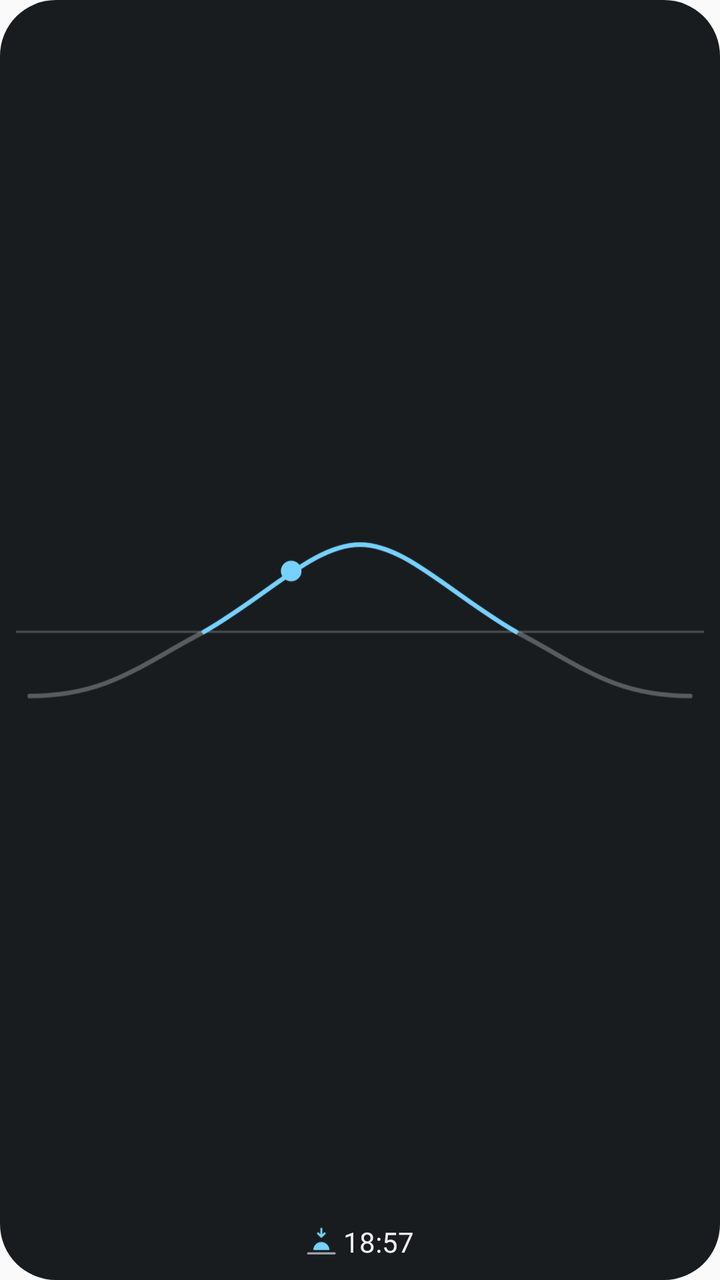
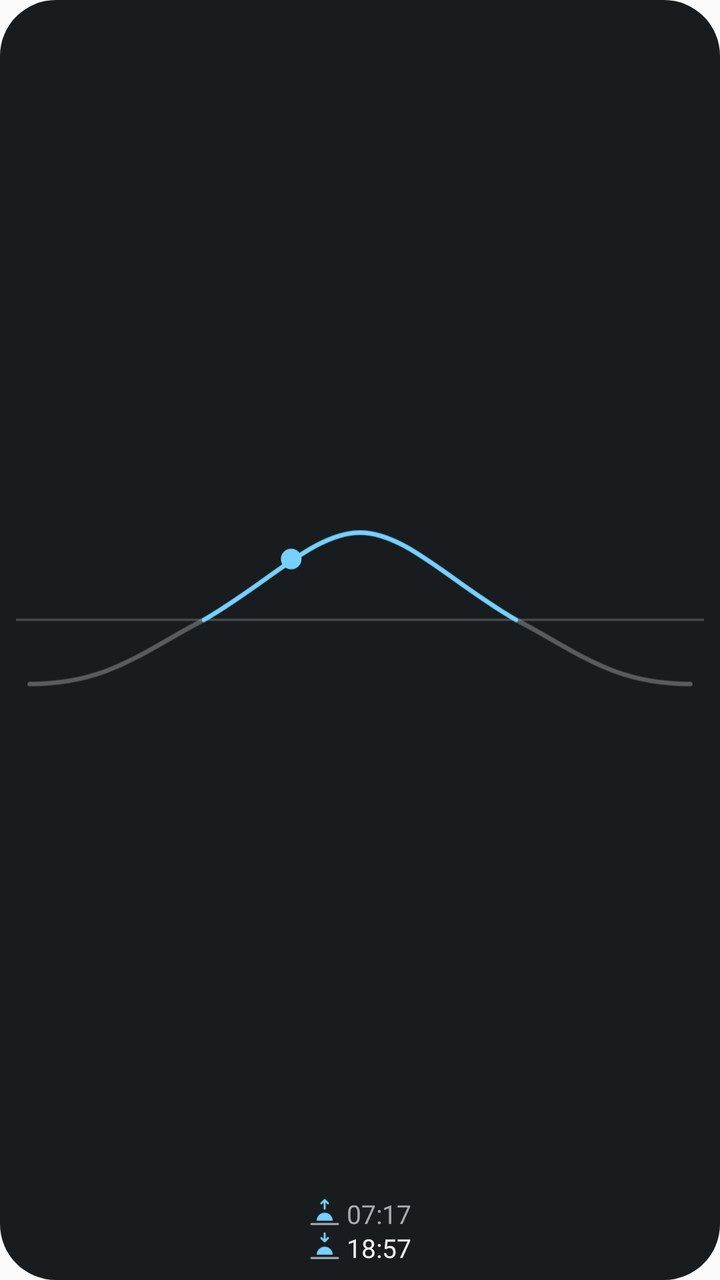

Before-and-after screenshots of an Android layout around one commit, followed by the original layout XML and the change that was made.
<!-- AndroidManifest.xml: application theme Theme.SunW -->
<!-- res/layout/widget_sun_tiny.xml -->
<?xml version="1.0" encoding="utf-8"?>
<LinearLayout xmlns:android="http://schemas.android.com/apk/res/android"
    android:id="@+id/root"
    android:layout_width="match_parent"
    android:layout_height="match_parent"
    android:background="@drawable/widget_background"
    android:gravity="center"
    android:orientation="vertical"
    android:padding="8dp">

    <ImageView
        android:id="@+id/curve"
        android:layout_width="match_parent"
        android:layout_height="0dp"
        android:layout_weight="1"
        android:contentDescription="@string/curve_description"
        android:scaleType="fitCenter"
        android:src="@drawable/curve_placeholder" />

    <TextView
        android:id="@+id/next_event"
        android:layout_width="wrap_content"
        android:layout_height="22dp"
        android:drawableStart="@drawable/ic_sunset"
        android:drawablePadding="3dp"
        android:gravity="center_vertical"
        android:maxLines="1"
        android:text="18:57"
        android:textColor="@color/widget_text"
        android:textSize="14sp" />
</LinearLayout>
<!-- resources referenced by this layout -->
<resources>
  <color name="widget_text">#F2F1EE</color>
  <!-- drawable curve_placeholder (drawable) -->
  <?xml version="1.0" encoding="utf-8"?>
  <vector xmlns:android="http://schemas.android.com/apk/res/android"
      android:width="300dp"
      android:height="80dp"
      android:viewportWidth="300"
      android:viewportHeight="80">
      <path
          android:strokeColor="@color/widget_text_secondary"
          android:strokeAlpha="0.35"
          android:strokeWidth="1"
          android:pathData="M0,46H300" />
      <path
          android:strokeColor="@color/widget_text_secondary"
          android:strokeAlpha="0.45"
          android:strokeWidth="2"
          android:strokeLineCap="round"
          android:pathData="M6,74 C40,74 55,60 82,46 M218,46 C245,60 260,74 294,74" />
      <path
          android:strokeColor="@color/widget_accent"
          android:strokeWidth="2"
          android:strokeLineCap="round"
          android:pathData="M82,46 C110,30 130,8 150,8 C170,8 190,30 218,46" />
      <path
          android:fillColor="@color/widget_accent"
          android:pathData="M120,19.5m-4.5,0a4.5,4.5 0,1 1,9 0a4.5,4.5 0,1 1,-9 0" />
  </vector>
  <!-- drawable ic_sunset (drawable) -->
  <?xml version="1.0" encoding="utf-8"?>
  <vector xmlns:android="http://schemas.android.com/apk/res/android"
      android:width="16dp"
      android:height="16dp"
      android:viewportWidth="24"
      android:viewportHeight="24">
      <path
          android:fillColor="@color/widget_accent"
          android:pathData="M6,18a6,6 0,0 1,12 0z" />
      <path
          android:strokeColor="@color/widget_text_secondary"
          android:strokeWidth="1.5"
          android:strokeLineCap="round"
          android:pathData="M2,20.5h20" />
      <path
          android:strokeColor="@color/widget_accent"
          android:strokeWidth="1.5"
          android:strokeLineCap="round"
          android:strokeLineJoin="round"
          android:pathData="M12,2V8M9.5,5.5 L12,8 14.5,5.5" />
  </vector>
  <!-- drawable widget_background (drawable) -->
  <?xml version="1.0" encoding="utf-8"?>
  <shape xmlns:android="http://schemas.android.com/apk/res/android" android:shape="rectangle">
      <corners android:radius="@dimen/widget_radius" />
      <solid android:color="@color/widget_background" />
  </shape>
  <string name="curve_description">Solar elevation over the day</string>
  <style name="Theme.SunW" parent="android:Theme.Material.Light.NoActionBar">
          <item name="android:colorAccent">#C77800</item>
      </style>
  <color name="widget_text_secondary">#A8A6A1</color>
  <color name="widget_accent">#FFB547</color>
  <dimen name="widget_radius">20dp</dimen>
  <color name="widget_background">#E6141518</color>
</resources>

<!-- the commit's change to res/layout/widget_sun_tiny.xml (unified diff, before → after) -->
@@ -17,15 +17,28 @@
         android:scaleType="fitCenter"
         android:src="@drawable/curve_placeholder" />
 
+    
     <TextView
-        android:id="@+id/next_event"
+        android:id="@+id/sunrise"
         android:layout_width="wrap_content"
-        android:layout_height="22dp"
+        android:layout_height="17dp"
+        android:drawableStart="@drawable/ic_sunrise"
+        android:drawablePadding="3dp"
+        android:gravity="center_vertical"
+        android:maxLines="1"
+        android:text="07:17"
+        android:textColor="@color/widget_text_secondary"
+        android:textSize="13sp" />
+
+    <TextView
+        android:id="@+id/sunset"
+        android:layout_width="wrap_content"
+        android:layout_height="17dp"
         android:drawableStart="@drawable/ic_sunset"
         android:drawablePadding="3dp"
         android:gravity="center_vertical"
         android:maxLines="1"
         android:text="18:57"
         android:textColor="@color/widget_text"
-        android:textSize="14sp" />
+        android:textSize="13sp" />
 </LinearLayout>
<!-- resource entries referenced after the edit -->
@@ -1,6 +1,7 @@
 <!-- resources referenced by this layout -->
 <resources>
   <color name="widget_text">#F2F1EE</color>
+  <color name="widget_text_secondary">#A8A6A1</color>
   <!-- drawable curve_placeholder (drawable) -->
   <?xml version="1.0" encoding="utf-8"?>
   <vector xmlns:android="http://schemas.android.com/apk/res/android"
@@ -27,6 +28,28 @@
       <path
           android:fillColor="@color/widget_accent"
           android:pathData="M120,19.5m-4.5,0a4.5,4.5 0,1 1,9 0a4.5,4.5 0,1 1,-9 0" />
+  </vector>
+  <!-- drawable ic_sunrise (drawable) -->
+  <?xml version="1.0" encoding="utf-8"?>
+  <vector xmlns:android="http://schemas.android.com/apk/res/android"
+      android:width="16dp"
+      android:height="16dp"
+      android:viewportWidth="24"
+      android:viewportHeight="24">
+      <path
+          android:fillColor="@color/widget_accent"
+          android:pathData="M6,18a6,6 0,0 1,12 0z" />
+      <path
+          android:strokeColor="@color/widget_text_secondary"
+          android:strokeWidth="1.5"
+          android:strokeLineCap="round"
+          android:pathData="M2,20.5h20" />
+      <path
+          android:strokeColor="@color/widget_accent"
+          android:strokeWidth="1.5"
+          android:strokeLineCap="round"
+          android:strokeLineJoin="round"
+          android:pathData="M12,9V2.5M9.5,5 L12,2.5 14.5,5" />
   </vector>
   <!-- drawable ic_sunset (drawable) -->
   <?xml version="1.0" encoding="utf-8"?>
@@ -60,7 +83,6 @@
   <style name="Theme.SunW" parent="android:Theme.Material.Light.NoActionBar">
           <item name="android:colorAccent">#C77800</item>
       </style>
-  <color name="widget_text_secondary">#A8A6A1</color>
   <color name="widget_accent">#FFB547</color>
   <dimen name="widget_radius">20dp</dimen>
   <color name="widget_background">#E6141518</color>
